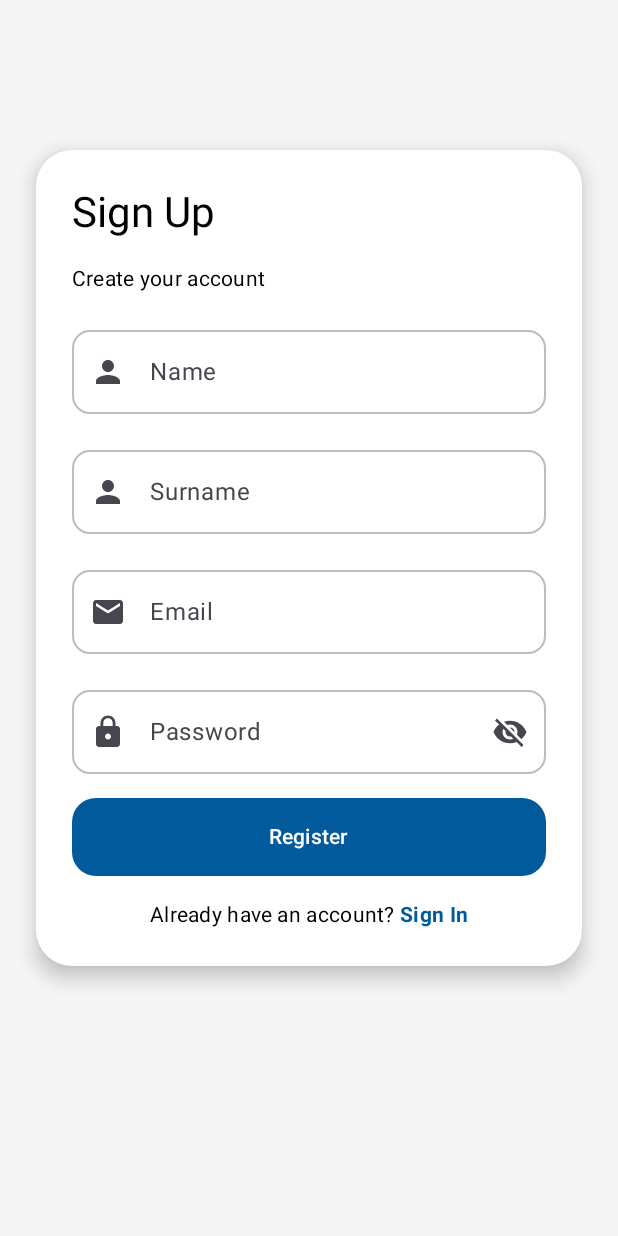
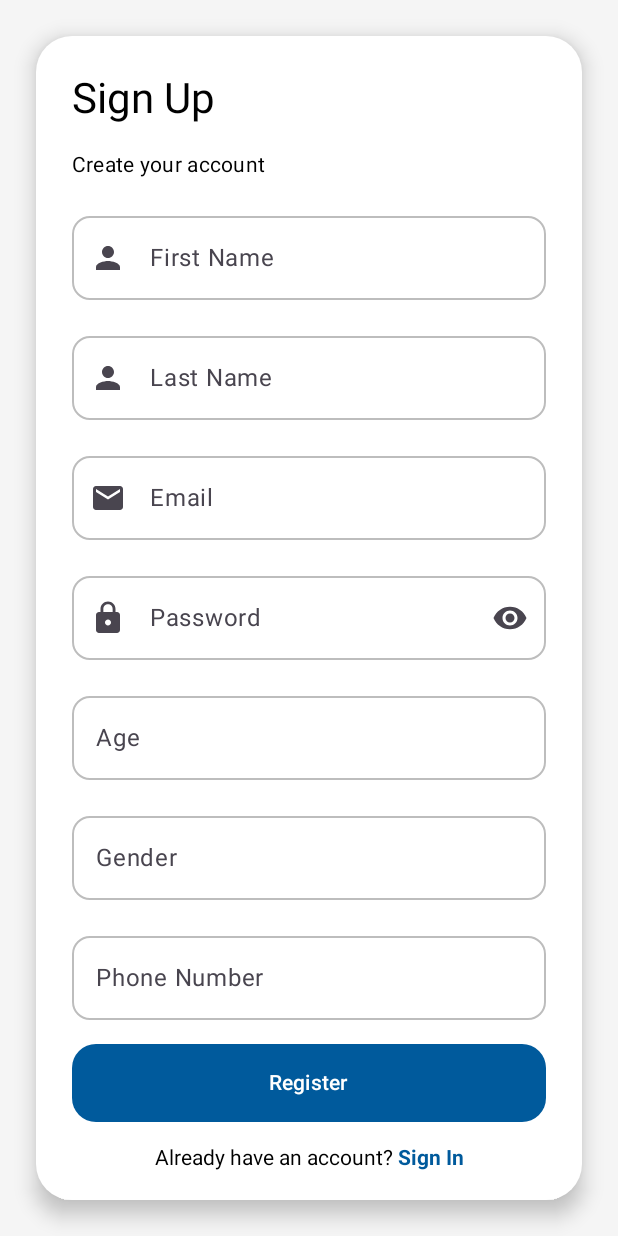
Before and after one commit to bmoz23/MedicalAI_JetpackCompose, an Android app built with Jetpack Compose: the SignUpScreen screen opened through its navigation route, on a phone screen of 412 x 824 dp. Run offline under Robolectric (Android 15) with nearby library versions, the phone set to English and light mode, and no system bars; our stand-ins replace Firebase (no records; nobody signed in at launch, a user with empty details on screens opened directly).

```diff
--- a/app/src/main/java/com/teduniversity/medicalai/ui/screens/SignUpScreen.kt
+++ b/app/src/main/java/com/teduniversity/medicalai/ui/screens/SignUpScreen.kt
@@ -1,10 +1,13 @@
-//SignUp.kt
 package com.teduniversity.medicalai.ui.screens
 
+import androidx.compose.foundation.text.KeyboardOptions
+import android.widget.Toast
 import androidx.compose.foundation.background
 import androidx.compose.foundation.layout.*
+import androidx.compose.foundation.rememberScrollState
 import androidx.compose.foundation.shape.RoundedCornerShape
 import androidx.compose.foundation.text.ClickableText
+import androidx.compose.foundation.verticalScroll
 import androidx.compose.material3.*
 import androidx.compose.material3.CardDefaults.elevatedCardColors
 import androidx.compose.material3.CardDefaults.elevatedCardElevation
@@ -18,18 +21,14 @@ import androidx.compose.material.icons.filled.VisibilityOff
 import androidx.compose.runtime.*
 import androidx.compose.ui.Alignment
 import androidx.compose.ui.Modifier
-import androidx.compose.ui.layout.ContentScale
 import androidx.compose.ui.platform.LocalContext
-import androidx.compose.ui.res.painterResource
 import androidx.compose.ui.text.SpanStyle
 import androidx.compose.ui.text.buildAnnotatedString
 import androidx.compose.ui.text.font.FontWeight
-import androidx.compose.ui.text.input.PasswordVisualTransformation
-import androidx.compose.ui.text.input.VisualTransformation
+import androidx.compose.ui.text.input.*
 import androidx.compose.ui.text.withStyle
 import androidx.compose.ui.unit.dp
-import android.widget.Toast
-import com.teduniversity.medicalai.R
+import com.google.firebase.Timestamp
 import com.google.firebase.auth.ktx.auth
 import com.google.firebase.auth.ktx.userProfileChangeRequest
 import com.google.firebase.firestore.ktx.firestore
@@ -41,17 +40,22 @@ fun SignUpScreen(
     onSignedUp: () -> Unit,
     onBackToSignIn: () -> Unit
 ) {
-    val auth = Firebase.auth
+    val auth      = Firebase.auth
     val firestore = Firebase.firestore
-    val context = LocalContext.current
+    val context   = LocalContext.current
 
-    var name        by remember { mutableStateOf("") }
-    var surname     by remember { mutableStateOf("") }
-    var email       by remember { mutableStateOf("") }
-    var password    by remember { mutableStateOf("") }
+    // Form state
+    var name         by remember { mutableStateOf("") }
+    var surname      by remember { mutableStateOf("") }
+    var email        by remember { mutableStateOf("") }
+    var password     by remember { mutableStateOf("") }
     var showPassword by remember { mutableStateOf(false) }
-    var error       by remember { mutableStateOf<String?>(null) }
-    var loading     by remember { mutableStateOf(false) }
+    var age          by remember { mutableStateOf("") }
+    var gender       by remember { mutableStateOf("") }
+    var phoneNumber  by remember { mutableStateOf("") }
+
+    var error   by remember { mutableStateOf<String?>(null) }
+    var loading by remember { mutableStateOf(false) }
 
     Box(
         modifier = Modifier
@@ -61,26 +65,26 @@ fun SignUpScreen(
         ElevatedCard(
             modifier = Modifier
                 .fillMaxWidth()
-                .padding(horizontal = 24.dp)
-                .padding(top = 100.dp),
-            shape = RoundedCornerShape(24.dp),
-            colors = elevatedCardColors(containerColor = MaterialTheme.colorScheme.surface),
+                .padding(horizontal = 24.dp, vertical = 24.dp),
+            shape     = RoundedCornerShape(24.dp),
+            colors    = elevatedCardColors(containerColor = MaterialTheme.colorScheme.surface),
             elevation = elevatedCardElevation(defaultElevation = 8.dp)
         ) {
             Column(
                 modifier = Modifier
                     .fillMaxWidth()
+                    .verticalScroll(rememberScrollState())
                     .padding(24.dp),
                 verticalArrangement = Arrangement.spacedBy(16.dp)
             ) {
                 Text("Sign Up", style = MaterialTheme.typography.headlineMedium)
                 Text("Create your account", style = MaterialTheme.typography.bodyMedium)
 
-                // Name
+                // First Name
                 OutlinedTextField(
                     value = name,
                     onValueChange = { name = it },
-                    label = { Text("Name") },
+                    label = { Text("First Name") },
                     leadingIcon = { Icon(Icons.Default.Person, contentDescription = null) },
                     singleLine = true,
                     shape = RoundedCornerShape(12.dp),
@@ -89,14 +93,18 @@ fun SignUpScreen(
                         unfocusedBorderColor = MaterialTheme.colorScheme.outline,
                         cursorColor          = MaterialTheme.colorScheme.primary
                     ),
-                    modifier = Modifier.fillMaxWidth()
+                    modifier = Modifier.fillMaxWidth(),
+                    keyboardOptions = KeyboardOptions(
+                        keyboardType = KeyboardType.Text,
+                        imeAction = ImeAction.Next
+                    )
                 )
 
-                // Surname
+                // Last Name
                 OutlinedTextField(
                     value = surname,
                     onValueChange = { surname = it },
-                    label = { Text("Surname") },
+                    label = { Text("Last Name") },
                     leadingIcon = { Icon(Icons.Default.Person, contentDescription = null) },
                     singleLine = true,
                     shape = RoundedCornerShape(12.dp),
@@ -105,7 +113,11 @@ fun SignUpScreen(
                         unfocusedBorderColor = MaterialTheme.colorScheme.outline,
                         cursorColor          = MaterialTheme.colorScheme.primary
                     ),
-                    modifier = Modifier.fillMaxWidth()
+                    modifier = Modifier.fillMaxWidth(),
+                    keyboardOptions = KeyboardOptions(
+                        keyboardType = KeyboardType.Text,
+                        imeAction = ImeAction.Next
+                    )
                 )
 
                 // Email
@@ -121,7 +133,11 @@ fun SignUpScreen(
                         unfocusedBorderColor = MaterialTheme.colorScheme.outline,
                         cursorColor          = MaterialTheme.colorScheme.primary
                     ),
-                    modifier = Modifier.fillMaxWidth()
+                    modifier = Modifier.fillMaxWidth(),
+                    keyboardOptions = KeyboardOptions(
+                        keyboardType = KeyboardType.Email,
+                        imeAction = ImeAction.Next
+                    )
                 )
 
                 // Password
@@ -133,7 +149,7 @@ fun SignUpScreen(
                     trailingIcon = {
                         IconButton(onClick = { showPassword = !showPassword }) {
                             Icon(
-                                imageVector = if (showPassword) Icons.Default.Visibility else Icons.Default.VisibilityOff,
+                                imageVector = if (showPassword) Icons.Default.VisibilityOff else Icons.Default.Visibility,
                                 contentDescription = null
                             )
                         }
@@ -146,69 +162,131 @@ fun SignUpScreen(
                         unfocusedBorderColor = MaterialTheme.colorScheme.outline,
                         cursorColor          = MaterialTheme.colorScheme.primary
                     ),
-                    modifier = Modifier.fillMaxWidth()
+                    modifier = Modifier.fillMaxWidth(),
+                    keyboardOptions = KeyboardOptions(
+                        keyboardType = KeyboardType.Password,
+                        imeAction = ImeAction.Next
+                    )
                 )
 
-                // Hata veya yükleniyor göstergesi
+                // Age
+                OutlinedTextField(
+                    value = age,
+                    onValueChange = { age = it.filter(Char::isDigit) },
+                    label = { Text("Age") },
+                    singleLine = true,
+                    shape = RoundedCornerShape(12.dp),
+                    colors = OutlinedTextFieldDefaults.colors(
+                        focusedBorderColor   = MaterialTheme.colorScheme.primary,
+                        unfocusedBorderColor = MaterialTheme.colorScheme.outline,
+                        cursorColor          = MaterialTheme.colorScheme.primary
+                    ),
+                    modifier = Modifier.fillMaxWidth(),
+                    keyboardOptions = KeyboardOptions(
+                        keyboardType = KeyboardType.Number,
+                        imeAction = ImeAction.Next
+                    )
+                )
+
+                // Gender
+                OutlinedTextField(
+                    value = gender,
+                    onValueChange = { gender = it },
+                    label = { Text("Gender") },
+                    placeholder = { Text("male / female / other") },
+                    singleLine = true,
+                    shape = RoundedCornerShape(12.dp),
+                    colors = OutlinedTextFieldDefaults.colors(
+                        focusedBorderColor   = MaterialTheme.colorScheme.primary,
+                        unfocusedBorderColor = MaterialTheme.colorScheme.outline,
+                        cursorColor          = MaterialTheme.colorScheme.primary
+                    ),
+                    modifier = Modifier.fillMaxWidth(),
+                    keyboardOptions = KeyboardOptions(
+                        keyboardType = KeyboardType.Text,
+                        imeAction = ImeAction.Next
+                    )
+                )
+
+                // Phone Number
+                OutlinedTextField(
+                    value = phoneNumber,
+                    onValueChange = { phoneNumber = it.filter(Char::isDigit) },
+                    label = { Text("Phone Number") },
+                    singleLine = true,
+                    shape = RoundedCornerShape(12.dp),
+                    colors = OutlinedTextFieldDefaults.colors(
+                        focusedBorderColor   = MaterialTheme.colorScheme.primary,
+                        unfocusedBorderColor = MaterialTheme.colorScheme.outline,
+                        cursorColor          = MaterialTheme.colorScheme.primary
+                    ),
+                    modifier = Modifier.fillMaxWidth(),
+                    keyboardOptions = KeyboardOptions(
+                        keyboardType = KeyboardType.Phone,
+                        imeAction = ImeAction.Done
+                    )
+                )
+
+                // Error & Loading
                 if (error != null) {
                     Text(error!!, color = MaterialTheme.colorScheme.error)
                 }
                 if (loading) {
-                    LinearProgressIndicator(modifier = Modifier.fillMaxWidth())
+                    LinearProgressIndicator(Modifier.fillMaxWidth())
                 }
 
-                // Register butonu
+                // Register Button
                 Button(
                     onClick = {
-                        // Basit form validasyonu
-                        if (name.isBlank() || surname.isBlank() || email.isBlank() || password.isBlank()) {
-                            error = "All fields are required"
-                            return@Button
-                        }
+                        // Basit validasyon
+                        when {
+                            name.isBlank() || surname.isBlank() ->
+                                error = "Name & surname are required"
+                            email.isBlank() ->
+                                error = "Email is required"
+                            password.length < 6 ->
+                                error = "Password must be at least 6 chars"
+                            age.toIntOrNull() == null ->
+                                error = "Valid age is required"
+                            gender.isBlank() ->
+                                error = "Gender is required"
+                            phoneNumber.isBlank() ->
+                                error = "Phone number is required"
+                            else -> {
                                 error = null
                                 loading = true
-
-                        // 1) FirebaseAuth ile kullanıcı oluştur:
-                        auth.createUserWithEmailAndPassword(email.trim(), password.trim())
-                            .addOnSuccessListener { credential ->
-                                // 2) Profil güncelle (displayName atıyoruz)
+                                // 1) Auth ile kullanıcı oluştur
+                                auth.createUserWithEmailAndPassword(
+                                    email.trim(), password.trim()
+                                ).addOnSuccessListener { cred ->
+                                    val uid = cred.user!!.uid
                                     val fullName = "${name.trim()} ${surname.trim()}"
-                                val request = userProfileChangeRequest { displayName = fullName }
-                                credential.user?.updateProfile(request)
-                                    ?.addOnSuccessListener {
-                                        // 3) Firestore'a kaydet: users/{uid} → role="patient"
-                                        val uid = credential.user?.uid
-                                        if (uid == null) {
-                                            loading = false
-                                            error = "Kullanıcı kimliği alınamadı."
-                                            return@addOnSuccessListener
+                                    // 2) DisplayName ayarla
+                                    val profileUpdate = userProfileChangeRequest {
+                                        displayName = fullName
                                     }
-
+                                    cred.user!!
+                                        .updateProfile(profileUpdate)
+                                        .addOnCompleteListener {
+                                            // 3) Firestore’a hasta dokümanı kaydet
                                             val userData = hashMapOf(
-                                            "uid" to uid,
-                                            "full_name" to fullName,
-                                            "email" to email.trim(),
-                                            "role" to "patient",
-                                            "createdAt" to com.google.firebase.Timestamp.now()
+                                                "uid"           to uid,
+                                                "first_name"    to name.trim(),
+                                                "last_name"     to surname.trim(),
+                                                "full_name"     to fullName,
+                                                "email"         to email.trim(),
+                                                "role"          to "patient",
+                                                "createdAt"     to Timestamp.now(),
+                                                "age"           to age.toInt(),
+                                                "gender"        to gender.trim(),
+                                                "phone_number"  to phoneNumber.trim()
                                             )
-
-                                        firestore.collection("patients")
+                                            firestore
+                                                .collection("patients")
                                                 .document(uid)
                                                 .set(userData)
                                                 .addOnSuccessListener {
-                                                // Kullanıcı belgesi oluşturulduktan sonra raporlar alt koleksiyonunu oluştur
-                                                val placeholder = hashMapOf(
-                                                    "welcome" to true,
-                                                    "createdAt" to com.google.firebase.Timestamp.now()
-                                                )
-                                                firestore.collection("patients")
-                                                    .document(uid)
-                                                    .collection("reports")
-                                                    .document("welcome")
-                                                    .set(placeholder)
-                                                    .addOnSuccessListener {
                                                     loading = false
-                                                        // Kayıt başarılı, toast göster ve yönlendir
                                                     Toast.makeText(
                                                         context,
                                                         "Registration successful!",
@@ -221,49 +299,31 @@ fun SignUpScreen(
                                                     error = e.message
                                                 }
                                         }
-                                            .addOnFailureListener { e ->
-                                                loading = false
-                                                // Firestore kaydı başarısızsa, kullanıcıyı silme veya hata gösterme
-                                                error = e.message
-                                            }
-                                    }
-                                    ?.addOnFailureListener { e ->
+                                }.addOnFailureListener { e ->
                                     loading = false
                                     error = e.message
                                 }
                             }
-                            .addOnFailureListener { e ->
-                                loading = false
-                                error = e.message
                         }
                     },
                     modifier = Modifier
                         .fillMaxWidth()
                         .height(52.dp),
-                    colors = ButtonDefaults.buttonColors(
-                        containerColor = MaterialTheme.colorScheme.primary
-                    ),
-                    shape = RoundedCornerShape(16.dp)
+                    shape = RoundedCornerShape(16.dp),
+                    colors = ButtonDefaults.buttonColors(containerColor = MaterialTheme.colorScheme.primary)
                 ) {
                     Text("Register", color = MaterialTheme.colorScheme.onPrimary)
                 }
 
-                // Zaten hesabı olan?
-                Box(modifier = Modifier.fillMaxWidth(), contentAlignment = Alignment.Center) {
+                // Already have account?
+                Box(Modifier.fillMaxWidth(), contentAlignment = Alignment.Center) {
                     ClickableText(
                         text = buildAnnotatedString {
                             append("Already have an account? ")
-                            withStyle(
-                                style = SpanStyle(
-                                    color = MaterialTheme.colorScheme.primary,
-                                    fontWeight = FontWeight.Bold
-                                )
-                            ) {
+                            withStyle(SpanStyle(color = MaterialTheme.colorScheme.primary, fontWeight = FontWeight.Bold)) {
                                 append("Sign In")
                             }
                         },
-                        modifier = Modifier,
-                        style = MaterialTheme.typography.bodyMedium,
                         onClick = { onBackToSignIn() }
                     )
                 }
```
Lines whose indentation alone changed are shown as unchanged.
